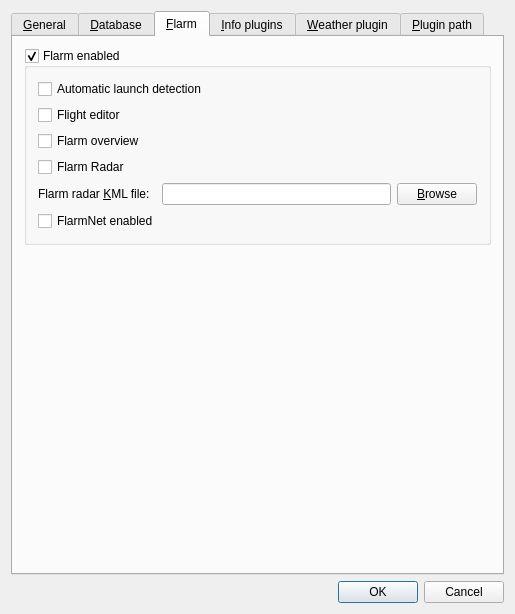
This is src/gui/windows/SettingsWindow.ui in startkladde/startkladde as Qt 5 draws it before an edit. The edited form follows.
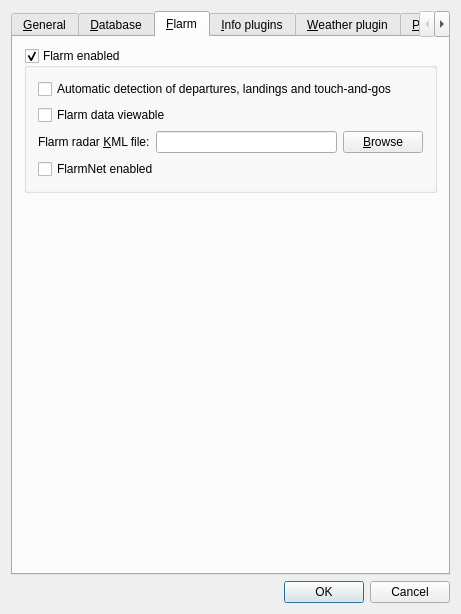
This is the edited form. The open tabs and pages were chosen to show the change. Custom widgets are drawn as their Qt base class.

Commit message: Clean up Flarm related settings

The edit to the form file:
```diff
--- a/src/gui/windows/SettingsWindow.ui
+++ b/src/gui/windows/SettingsWindow.ui
@@ -6,7 +6,7 @@
    <rect>
     <x>0</x>
     <y>0</y>
-    <width>515</width>
+    <width>461</width>
     <height>528</height>
    </rect>
   </property>
@@ -480,14 +480,18 @@
           <bool>true</bool>
          </property>
          <layout class="QGridLayout" name="gridLayout_3">
-          <item row="4" column="2">
+          <item row="2" column="1">
            <widget class="QWidget" name="widget_6" native="true">
             <layout class="QHBoxLayout" name="horizontalLayout_4">
              <property name="margin">
               <number>0</number>
              </property>
              <item>
-              <widget class="QLineEdit" name="flarmMapKmlFileNameInput"/>
+              <widget class="QLineEdit" name="flarmMapKmlFileNameInput">
+               <property name="toolTip">
+                <string>&lt;html&gt;The name of a KML (Google Earth) file to show in the background of the flarm radar view&lt;/html&gt;</string>
+               </property>
+              </widget>
              </item>
              <item>
               <widget class="QPushButton" name="browseKmlFileButton">
@@ -499,47 +503,27 @@
             </layout>
            </widget>
           </item>
-          <item row="0" column="0" colspan="3">
-           <widget class="QCheckBox" name="checkFlarmAutostart">
+          <item row="0" column="0" colspan="2">
+           <widget class="QCheckBox" name="flarmAutoDeparturesCheckbox">
             <property name="toolTip">
              <string>&lt;html&gt;If enabled, data from attached flarm device will be used to detect starts and landings&lt;/html&gt;</string>
             </property>
             <property name="text">
-             <string>Automatic launch detection</string>
+             <string>Automatic detection of departures, landings and touch-and-gos</string>
             </property>
            </widget>
           </item>
-          <item row="1" column="0" colspan="3">
-           <widget class="QCheckBox" name="checkFlarmEditor">
+          <item row="1" column="0" colspan="2">
+           <widget class="QCheckBox" name="flarmDataViewableCheckbox">
             <property name="toolTip">
              <string>&lt;html&gt;If enabled, the flight editor will be opened automatically when incomplete flights are detected&lt;/html&gt;</string>
             </property>
             <property name="text">
-             <string>Flight editor</string>
+             <string>Flarm data viewable</string>
             </property>
            </widget>
           </item>
-          <item row="2" column="0" colspan="3">
-           <widget class="QCheckBox" name="checkFlarmOverview">
-            <property name="toolTip">
-             <string>&lt;html&gt;If enabled, the Flarm overview can be opened&lt;/html&gt;</string>
-            </property>
-            <property name="text">
-             <string>Flarm overview</string>
-            </property>
-           </widget>
-          </item>
-          <item row="3" column="0" colspan="3">
-           <widget class="QCheckBox" name="checkFlarmRadar">
-            <property name="toolTip">
-             <string>&lt;html&gt;If enabled, the Flarm Radar window can be opened&lt;/html&gt;</string>
-            </property>
-            <property name="text">
-             <string>Flarm Radar</string>
-            </property>
-           </widget>
-          </item>
-          <item row="4" column="0">
+          <item row="2" column="0">
            <widget class="QLabel" name="label_3">
             <property name="text">
              <string>Flarm radar &amp;KML file:</string>
@@ -549,8 +533,11 @@
             </property>
            </widget>
           </item>
-          <item row="5" column="0" colspan="3">
-           <widget class="QCheckBox" name="flarmNetBox">
+          <item row="3" column="0" colspan="2">
+           <widget class="QCheckBox" name="flarmNetEnabledCheckbox">
+            <property name="toolTip">
+             <string>&lt;html&gt;If enabled, the FlarmNet database may be used to automatically identify planes. Note that you will have to download a copy of the FlarmNet database for this to work.&lt;/html&gt;</string>
+            </property>
             <property name="text">
              <string>FlarmNet enabled</string>
             </property>
```
Left out of the diff: 12 changed lines with no effect on the pictures. The commit also changes 4 other files.
